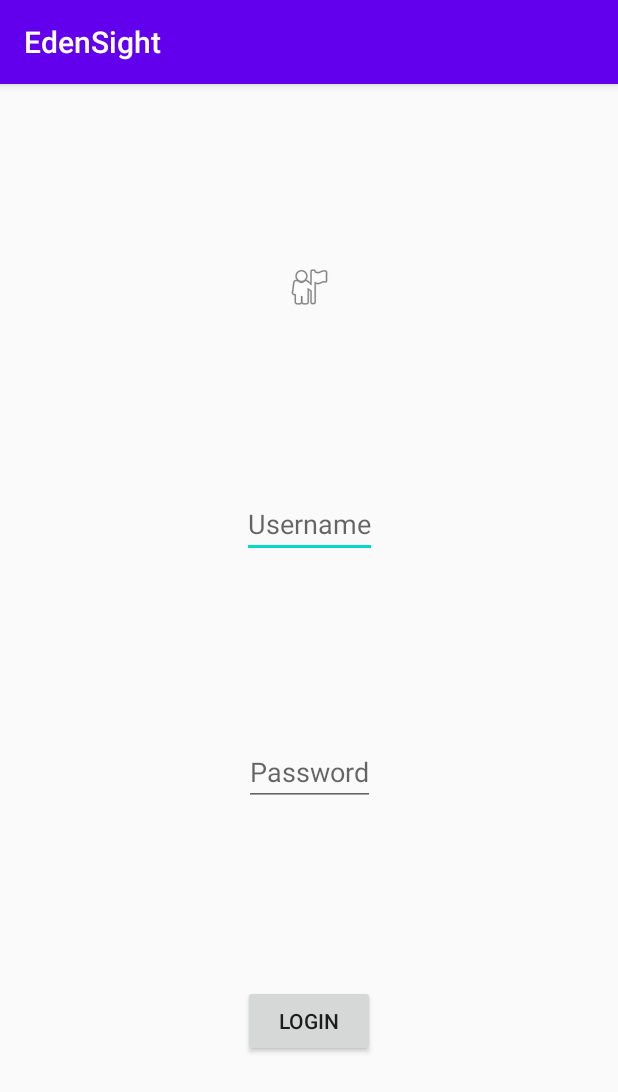
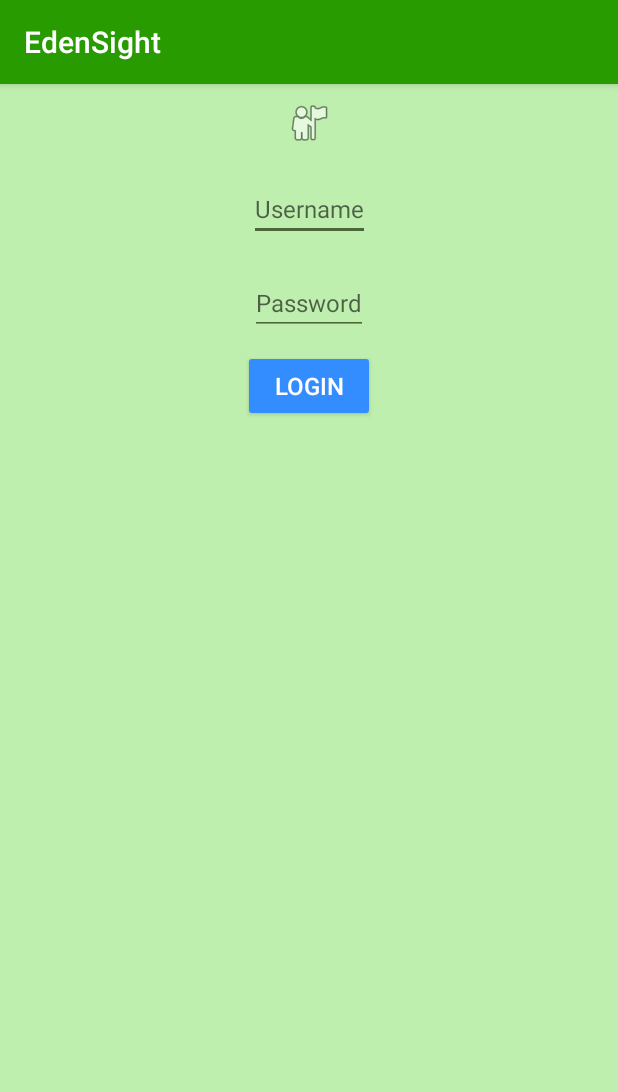
Before and after one commit to WeebTeam/EdenSight_Android, an Android app: the screen it shows after launch (Login), on a phone screen of 412 x 824 dp. Shown: the top 1092 px of the screen. Run offline under Robolectric (Android 15) with nearby library versions, the light colour scheme and no system bars.

Commit message:
Some changes to UI (not final)
all text 16dp, background color and text color taken from eden website, buttons have blue background and white text

```diff
--- a/EdenSight/app/src/main/res/layout/activity_login.xml
+++ b/EdenSight/app/src/main/res/layout/activity_login.xml
@@ -4,7 +4,8 @@
     xmlns:tools="http://schemas.android.com/tools"
     android:layout_width="match_parent"
     android:layout_height="match_parent"
-    tools:context=".Login">
+    tools:context=".Login"
+    android:background="@color/greenBackground">
 
     <ImageView
         android:id="@+id/loginLogo"
@@ -16,7 +17,8 @@
         app:layout_constraintTop_toTopOf="parent"
         app:layout_constraintBottom_toTopOf="@id/usernameInput"
         app:layout_constraintLeft_toLeftOf="parent"
-        app:layout_constraintRight_toRightOf="parent"/>
+        app:layout_constraintRight_toRightOf="parent"
+        android:layout_margin="10dp"/>
 
     <EditText
         android:id="@+id/usernameInput"
@@ -28,6 +30,8 @@
         app:layout_constraintRight_toRightOf="parent"
         app:layout_constraintTop_toBottomOf="@id/loginLogo"
         app:layout_constraintBottom_toTopOf="@id/passwordInput"
+        android:layout_margin="10dp"
+        android:backgroundTint="@color/greenWording"
         />
 
     <EditText
@@ -40,6 +44,8 @@
         app:layout_constraintLeft_toLeftOf="parent"
         app:layout_constraintRight_toRightOf="parent"
         app:layout_constraintBottom_toTopOf="@id/loginBtn"
+        android:layout_margin="10dp"
+        android:backgroundTint="@color/greenWording"
         />
 
     <Button
@@ -50,7 +56,9 @@
         app:layout_constraintLeft_toLeftOf="parent"
         app:layout_constraintRight_toRightOf="parent"
         app:layout_constraintTop_toBottomOf="@id/passwordInput"
-        app:layout_constraintBottom_toBottomOf="parent"
+        android:backgroundTint="@color/blue"
+        android:textColor="@android:color/white"
+        android:layout_margin="10dp"
         />
 
 </androidx.constraintlayout.widget.ConstraintLayout>
--- a/EdenSight/app/src/main/res/layout/activity_main.xml
+++ b/EdenSight/app/src/main/res/layout/activity_main.xml
@@ -4,7 +4,8 @@
     xmlns:tools="http://schemas.android.com/tools"
     android:layout_width="match_parent"
     android:layout_height="match_parent"
-    tools:context=".MainActivity">
+    tools:context=".MainActivity"
+    android:background="@color/greenBackground">
 
     <EditText
         android:id="@+id/search_filter"
--- a/EdenSight/app/src/main/res/layout/activity_resident_details.xml
+++ b/EdenSight/app/src/main/res/layout/activity_resident_details.xml
@@ -4,7 +4,8 @@
     xmlns:tools="http://schemas.android.com/tools"
     android:layout_width="match_parent"
     android:layout_height="match_parent"
-    tools:context=".ResidentDetailsActivity">
+    tools:context=".ResidentDetailsActivity"
+    android:background="@color/greenBackground">
 
     <ImageView
         android:id="@+id/resident_detail_picture"
--- a/EdenSight/app/src/main/res/layout/resident_view.xml
+++ b/EdenSight/app/src/main/res/layout/resident_view.xml
@@ -6,7 +6,8 @@
     android:layout_width="match_parent"
     android:layout_height="wrap_content"
     android:clickable="true"
-    android:focusable="true">
+    android:focusable="true"
+    android:background="@color/greenBackground">
 
     <ImageView
         android:id="@+id/resident_picture"
--- a/EdenSight/app/src/main/res/values/colors.xml
+++ b/EdenSight/app/src/main/res/values/colors.xml
@@ -1,6 +1,13 @@
 <?xml version="1.0" encoding="utf-8"?>
 <resources>
-    <color name="colorPrimary">#6200EE</color>
-    <color name="colorPrimaryDark">#3700B3</color>
-    <color name="colorAccent">#03DAC5</color>
+    <color name="colorPrimary">#279B00</color>
+    <color name="colorPrimaryDark">#1D7500</color>
+    <color name="colorAccent">#348DFF</color>
+
+    <color name="greenWording">#4C6737</color>
+    <color name="greenBackground">#bfefaf</color>
+
+    // Try to mimic bootstrap btn-primary class colour
+    <color name="blue">#348DFF</color>
+
 </resources>
--- a/EdenSight/app/src/main/res/values/styles.xml
+++ b/EdenSight/app/src/main/res/values/styles.xml
@@ -6,6 +6,8 @@
         <item name="colorPrimary">@color/colorPrimary</item>
         <item name="colorPrimaryDark">@color/colorPrimaryDark</item>
         <item name="colorAccent">@color/colorAccent</item>
+        <item name="android:textColor">@color/greenWording</item>
+        <item name="android:textSize">16dp</item>
     </style>
 
 </resources>
```
Also changed, not shown: EdenSight/app/src/main/res/layout/fragment_dashboard.xml (+5 -2 lines), EdenSight/app/src/main/res/layout/fragment_history.xml (+5 -2 lines).
